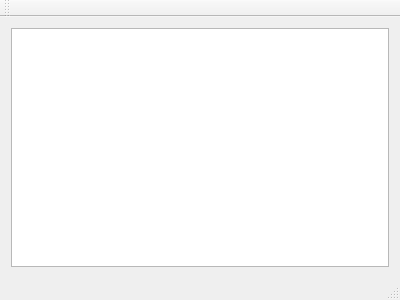
Qt form examples/ServerStatusGUI/serverwindow.ui (bartromgens/clientserver) before a commit.
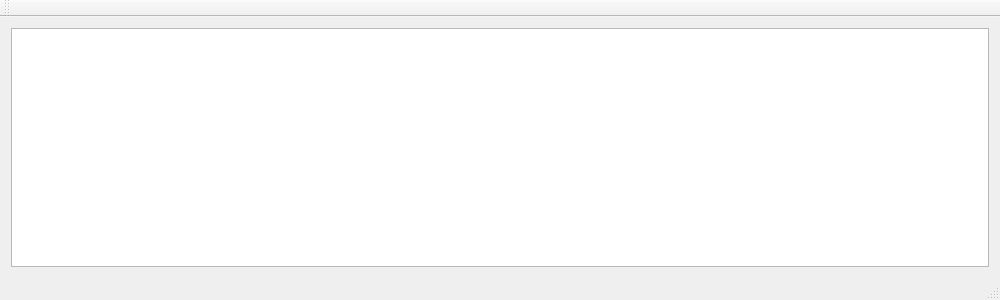
The same form after that commit.

Commit message: Fix crash when trying to run client process when not connected.

What changed in the file:
```diff
--- a/examples/ServerStatusGUI/serverwindow.ui
+++ b/examples/ServerStatusGUI/serverwindow.ui
@@ -6,7 +6,7 @@
    <rect>
     <x>0</x>
     <y>0</y>
-    <width>400</width>
+    <width>1000</width>
     <height>300</height>
    </rect>
   </property>
```
Left out of the diff: 4 changed lines with no effect on the pictures. The commit also changes 1 other file.
